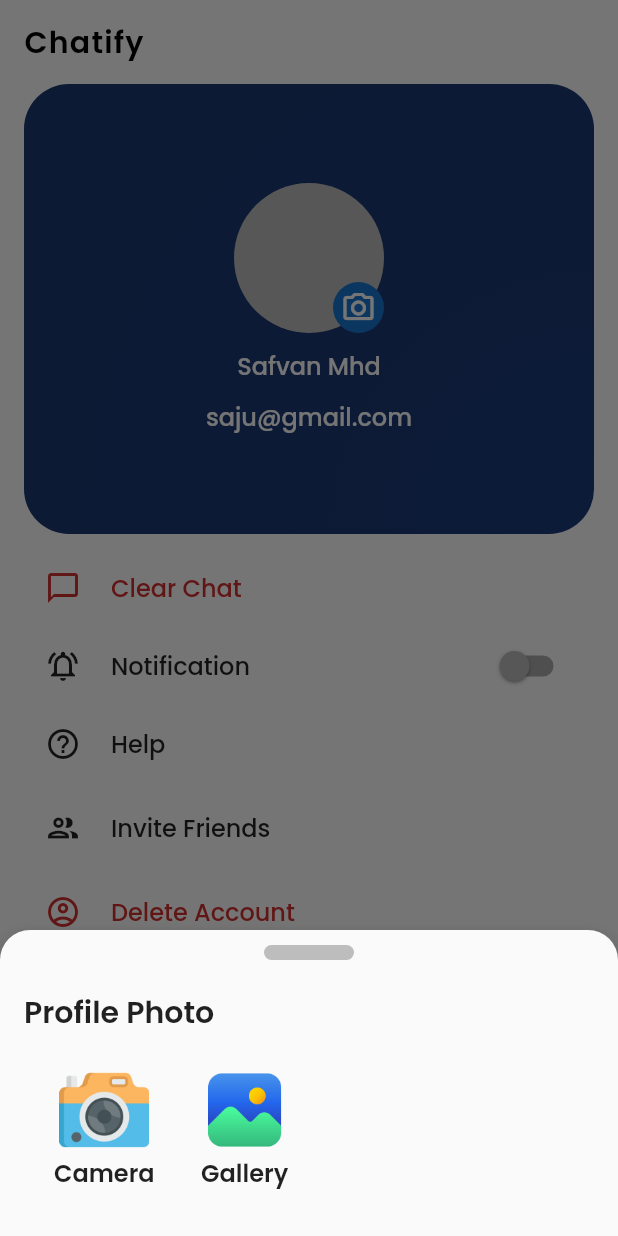
After one commit to safvansafvan/firebase_msg, a Flutter app: the HomeScreen screen opened directly, item 3 of the bottom bar chosen, scrolled down 68 dp, after a tap on the "camera alt" icon, on a phone screen of 412 x 824 dp. The commit adds this screen. Run offline on Flutter 3.47's test engine with Material 3 defaults, Android fonts, the phone set to English and light mode, and no system bars; drawn by our look-alikes of google_nav_bar; our stand-ins replace cloud_firestore, connectivity_plus, email_validator, firebase_auth, firebase_core, firebase_storage and 8 more; missing offline and left inert: aligned_dialog, email_otp; accounts and stored records are empty.

Commit message:
home base ui

```diff
--- /dev/null
+++ b/lib/controller/getx/global_controller.dart
@@ -0,0 +1,24 @@
+import 'dart:developer';
+import 'package:flutter/material.dart';
+import 'package:get/get.dart';
+
+class GlobalController extends GetxController
+    with GetSingleTickerProviderStateMixin {
+  late AnimationController animationController;
+
+  @override
+  onInit() {
+    animationController = AnimationController(
+      vsync: this,
+      duration: const Duration(milliseconds: 500),
+    );
+    super.onInit();
+  }
+
+  int currentIndex = 0;
+  void updateCurrentState(int v) {
+    currentIndex = v;
+    log(currentIndex.toString());
+    update();
+  }
+}
--- a/lib/main.dart
+++ b/lib/main.dart
@@ -1,10 +1,12 @@
 import 'package:firebase_core/firebase_core.dart';
 import 'package:firebase_msg/controller/getx/auth_controller.dart';
 import 'package:firebase_msg/controller/getx/connectivity_controller.dart';
+import 'package:firebase_msg/controller/getx/global_controller.dart';
 import 'package:firebase_msg/view/splash/splash_screen.dart';
 import 'package:flutter/material.dart';
 import 'package:get/get.dart';
 import 'package:get_storage/get_storage.dart';
+import 'package:google_fonts/google_fonts.dart';
 import 'firebase_options.dart';
 
 void main() async {
@@ -25,6 +27,7 @@ class MyApp extends StatelessWidget {
     return GetMaterialApp(
       title: 'chat app',
       theme: ThemeData(
+        fontFamily: GoogleFonts.poppins().fontFamily,
         scaffoldBackgroundColor: Colors.white,
         appBarTheme: const AppBarTheme(
             backgroundColor: Colors.white,
@@ -44,5 +47,6 @@ class InitControllers {
   static init() {
     Get.put(AuthController());
     Get.put(ConnectivityController());
+    Get.put(GlobalController());
   }
 }
--- a/lib/theme/button_style.dart
+++ b/lib/theme/button_style.dart
@@ -2,11 +2,11 @@ import 'package:firebase_msg/theme/colors.dart';
 import 'package:flutter/material.dart';
 
 ButtonStyle textButtonTheme = ButtonStyle(
-  overlayColor: MaterialStatePropertyAll(Colors.grey[300]),
-  foregroundColor: MaterialStatePropertyAll(textColor),
-  textStyle: MaterialStatePropertyAll(
+  overlayColor: WidgetStatePropertyAll(Colors.grey[300]),
+  foregroundColor: WidgetStatePropertyAll(textColor),
+  textStyle: WidgetStatePropertyAll(
       TextStyle(fontWeight: FontWeight.w500, fontSize: 14, color: textColor)),
-  shape: MaterialStatePropertyAll(
+  shape: WidgetStatePropertyAll(
     RoundedRectangleBorder(borderRadius: BorderRadius.circular(14)),
   ),
 );
--- a/lib/theme/colors.dart
+++ b/lib/theme/colors.dart
@@ -2,3 +2,5 @@ import 'package:flutter/material.dart';
 
 Color greenColor = const Color(0xff00B572);
 Color textColor = const Color(0xff395886);
+Color profileGr1 = const Color(0xff1A3A79);
+Color profileGr2 = const Color(0xff1C335C);
--- /dev/null
+++ b/lib/utils/app_bottom_nav.dart
@@ -0,0 +1,62 @@
+import 'package:firebase_msg/controller/getx/global_controller.dart';
+import 'package:firebase_msg/utils/vibrate.dart';
+import 'package:flutter/material.dart';
+import 'package:get/get.dart';
+import 'package:google_nav_bar/google_nav_bar.dart';
+
+class AppBottomNav extends StatelessWidget {
+  const AppBottomNav({
+    super.key,
+  });
+
+  @override
+  Widget build(BuildContext context) {
+    return Column(
+      mainAxisSize: MainAxisSize.min,
+      mainAxisAlignment: MainAxisAlignment.end,
+      children: [
+        Divider(
+          color: Colors.grey[200],
+        ),
+        Padding(
+          padding:
+              const EdgeInsets.symmetric(horizontal: 16).copyWith(bottom: 10),
+          child: GNav(
+              onTabChange: (value) {
+                phoneVibration();
+                Get.find<GlobalController>().updateCurrentState(value);
+              },
+              textStyle: TextStyle(
+                  fontWeight: FontWeight.w400,
+                  fontSize: 14,
+                  color: Colors.white.withOpacity(0.9)),
+              hoverColor: Colors.grey[300]!,
+              haptic: true,
+              tabBorderRadius: 20,
+              curve: Curves.ease,
+              duration: const Duration(milliseconds: 900),
+              gap: 10,
+              color: Colors.black87,
+              activeColor: Colors.white.withOpacity(0.8),
+              iconSize: 24,
+              tabBackgroundColor: Colors.black87,
+              padding: const EdgeInsets.symmetric(horizontal: 30, vertical: 8),
+              tabs: const [
+                GButton(
+                  icon: Icons.home_max_outlined,
+                  text: 'Home',
+                ),
+                GButton(
+                  icon: Icons.add_circle_outline_sharp,
+                  text: 'New Chat',
+                ),
+                GButton(
+                  icon: Icons.settings_rounded,
+                  text: 'Settings',
+                ),
+              ]),
+        ),
+      ],
+    );
+  }
+}
--- /dev/null
+++ b/lib/utils/show_bottom_sheet.dart
@@ -0,0 +1,25 @@
+import 'package:firebase_msg/controller/getx/global_controller.dart';
+import 'package:flutter/material.dart';
+import 'package:get/get.dart';
+
+Future<void> showAppBottomSheet(BuildContext context, Widget child) async {
+  await showModalBottomSheet(
+    elevation: 10,
+    isDismissible: true,
+    sheetAnimationStyle: AnimationStyle(
+        curve: Curves.ease,
+        duration: const Duration(milliseconds: 500),
+        reverseCurve: Curves.ease,
+        reverseDuration: const Duration(milliseconds: 400)),
+    shape: const RoundedRectangleBorder(
+      borderRadius: BorderRadius.only(
+        topLeft: Radius.circular(20),
+        topRight: Radius.circular(20),
+      ),
+    ),
+    transitionAnimationController:
+        Get.find<GlobalController>().animationController,
+    context: context,
+    builder: (context) => child,
+  );
+}
--- a/lib/view/home/home.dart
+++ b/lib/view/home/home.dart
@@ -1,10 +1,40 @@
+import 'package:firebase_msg/controller/getx/global_controller.dart';
+import 'package:firebase_msg/utils/app_bottom_nav.dart';
+import 'package:firebase_msg/view/home/screens/home_chat.dart';
+import 'package:firebase_msg/view/home/screens/new_chat.dart';
+import 'package:firebase_msg/view/home/screens/settings.dart';
 import 'package:flutter/material.dart';
+import 'package:get/get.dart';
 
-class HomeScreen extends StatelessWidget {
+class HomeScreen extends StatefulWidget {
   const HomeScreen({super.key});
 
   @override
+  State<HomeScreen> createState() => _HomeScreenState();
+}
+
+class _HomeScreenState extends State<HomeScreen> {
+  final List body = [const HomeChat(), const NewChat(), const Settings()];
+  @override
   Widget build(BuildContext context) {
-    return const Placeholder();
+    return Scaffold(
+      appBar: AppBar(
+        centerTitle: false,
+        title: const Text(
+          'Chatify',
+          style: TextStyle(
+            fontWeight: FontWeight.w600,
+            fontSize: 20,
+            letterSpacing: 0.8,
+          ),
+        ),
+      ),
+      body: GetBuilder<GlobalController>(
+        builder: (controller) {
+          return body[controller.currentIndex];
+        },
+      ),
+      bottomNavigationBar: const AppBottomNav(),
+    );
   }
 }
--- /dev/null
+++ b/lib/view/home/screens/home_chat.dart
@@ -0,0 +1,67 @@
+import 'package:flutter/material.dart';
+
+class HomeChat extends StatelessWidget {
+  const HomeChat({
+    super.key,
+  });
+
+  @override
+  Widget build(BuildContext context) {
+    return Padding(
+      padding: const EdgeInsets.symmetric(horizontal: 16, vertical: 8),
+      child: ListView(
+        children: [
+          TextField(
+            cursorColor: Colors.black87,
+            style: const TextStyle(
+              color: Colors.black87,
+              fontWeight: FontWeight.w600,
+              fontSize: 14,
+            ),
+            decoration: InputDecoration(
+              contentPadding: const EdgeInsets.only(left: 20),
+              hintText: 'Search...',
+              fillColor: Colors.grey[300],
+              filled: true,
+              border: OutlineInputBorder(
+                borderRadius: BorderRadius.circular(20),
+                borderSide: BorderSide.none,
+              ),
+            ),
+          ),
+          SizedBox(
+            height: 100,
+            child: ListView.builder(
+              padding: EdgeInsets.zero,
+              shrinkWrap: true,
+              scrollDirection: Axis.horizontal,
+              itemCount: 10,
+              itemBuilder: (context, index) {
+                return Padding(
+                  padding: const EdgeInsets.symmetric(horizontal: 8.0),
+                  child: CircleAvatar(
+                    radius: 40,
+                    backgroundColor: Colors.grey[300],
+                  ),
+                );
+              },
+            ),
+          ),
+          ListView.builder(
+            physics: const NeverScrollableScrollPhysics(),
+            shrinkWrap: true,
+            itemCount: 30,
+            itemBuilder: (context, index) => Padding(
+              padding: const EdgeInsets.all(8.0),
+              child: Container(
+                height: 50,
+                width: 100,
+                color: Colors.grey[200],
+              ),
+            ),
+          )
+        ],
+      ),
+    );
+  }
+}
--- /dev/null
+++ b/lib/view/home/screens/new_chat.dart
@@ -0,0 +1,21 @@
+import 'package:flutter/material.dart';
+
+class NewChat extends StatelessWidget {
+  const NewChat({super.key});
+
+  @override
+  Widget build(BuildContext context) {
+    return ListView.builder(
+      shrinkWrap: true,
+      itemCount: 30,
+      itemBuilder: (context, index) => Padding(
+        padding: const EdgeInsets.all(8.0),
+        child: Container(
+          height: 50,
+          width: 100,
+          color: Colors.grey[200],
+        ),
+      ),
+    );
+  }
+}
--- /dev/null
+++ b/lib/view/home/screens/settings.dart
@@ -0,0 +1,14 @@
+import 'package:firebase_msg/view/widget/profile_widget/settings_fields.dart';
+import 'package:firebase_msg/view/widget/profile_widget/user_details_card.dart';
+import 'package:flutter/material.dart';
+
+class Settings extends StatelessWidget {
+  const Settings({super.key});
+
+  @override
+  Widget build(BuildContext context) {
+    return Column(
+      children: [UserCard(), SettingsFields()],
+    );
+  }
+}
--- a/lib/view/splash/splash_screen.dart
+++ b/lib/view/splash/splash_screen.dart
@@ -1,6 +1,5 @@
 import 'package:firebase_msg/controller/getx/auth_controller.dart';
 import 'package:firebase_msg/utils/app_lottie_view.dart';
-import 'package:firebase_msg/view/landing_screen/landing_screen.dart';
 import 'package:flutter/material.dart';
 import 'package:get/get.dart';
 
--- /dev/null
+++ b/lib/view/widget/profile_widget/settings_fields.dart
@@ -0,0 +1,139 @@
+import 'package:firebase_msg/theme/colors.dart';
+import 'package:firebase_msg/utils/vibrate.dart';
+import 'package:flutter/material.dart';
+
+class SettingsFields extends StatelessWidget {
+  const SettingsFields({super.key});
+
+  @override
+  Widget build(BuildContext context) {
+    return Expanded(
+      child: SingleChildScrollView(
+        clipBehavior: Clip.antiAliasWithSaveLayer,
+        scrollDirection: Axis.vertical,
+        child: Padding(
+          padding: const EdgeInsets.only(top: 20, bottom: 10),
+          child: Column(
+            children: [
+              CardWidget(
+                icon: Icons.privacy_tip_outlined,
+                label: 'Privacy',
+                tap: () {
+                  phoneVibration();
+                },
+              ),
+              CardWidget(
+                icon: Icons.chat_bubble_outline_outlined,
+                label: 'Clear Chat',
+                tap: () {
+                  phoneVibration();
+                },
+                isRedText: true,
+              ),
+              const CardWidget(
+                icon: Icons.notifications_active_outlined,
+                label: 'Notification',
+                action: true,
+              ),
+              CardWidget(
+                icon: Icons.help_outline_outlined,
+                label: 'Help',
+                tap: () {
+                  phoneVibration();
+                },
+              ),
+              CardWidget(
+                icon: Icons.group_outlined,
+                label: 'Invite Friends',
+                tap: () {
+                  phoneVibration();
+                },
+              ),
+              CardWidget(
+                icon: Icons.account_circle_outlined,
+                label: 'Delete Account',
+                tap: () {
+                  phoneVibration();
+                },
+                isRedText: true,
+              ),
+              CardWidget(
+                icon: Icons.info_outline,
+                label: 'About',
+                tap: () {
+                  phoneVibration();
+                },
+              ),
+              CardWidget(
+                icon: Icons.logout_outlined,
+                label: 'Logout',
+                tap: () {
+                  phoneVibration();
+                },
+              ),
+            ],
+          ),
+        ),
+      ),
+    );
+  }
+}
+
+class CardWidget extends StatelessWidget {
+  const CardWidget(
+      {super.key,
+      required this.icon,
+      required this.label,
+      this.tap,
+      this.action,
+      this.isRedText});
+
+  final IconData icon;
+  final String label;
+  final Function()? tap;
+  final bool? isRedText;
+  final bool? action;
+
+  @override
+  Widget build(BuildContext context) {
+    return InkWell(
+      onTap: tap,
+      child: Padding(
+        padding: EdgeInsets.symmetric(
+            horizontal: 30, vertical: action == true ? 0 : 16),
+        child: Row(
+          crossAxisAlignment: CrossAxisAlignment.center,
+          mainAxisAlignment: MainAxisAlignment.spaceBetween,
+          children: [
+            Wrap(
+              children: [
+                Icon(icon,
+                    color:
+                        isRedText == true ? Colors.red[700] : Colors.black87),
+                const SizedBox(width: 20),
+                Text(
+                  label,
+                  style: TextStyle(
+                      fontWeight: FontWeight.w500,
+                      fontSize: 16,
+                      color:
+                          isRedText == true ? Colors.red[700] : Colors.black87),
+                ),
+              ],
+            ),
+            action == true
+                ? Switch(
+                    activeColor: profileGr1,
+                    hoverColor: Colors.blue[400],
+                    inactiveThumbColor: Colors.grey[400],
+                    splashRadius: 20,
+                    value: false,
+                    onChanged: (value) {},
+                  )
+                : const SizedBox()
+          ],
+        ),
+      ),
+    );
+  }
+}
--- /dev/null
+++ b/lib/view/widget/profile_widget/upate_profile_sheet.dart
@@ -0,0 +1,81 @@
+import 'package:firebase_msg/utils/show_bottom_sheet.dart';
+import 'package:flutter/material.dart';
+
+Future<void> updateProfileBottomSheet(BuildContext context) async {
+  await showAppBottomSheet(
+      context,
+      Padding(
+        padding: const EdgeInsets.symmetric(horizontal: 16, vertical: 10),
+        child: Column(
+          crossAxisAlignment: CrossAxisAlignment.center,
+          mainAxisSize: MainAxisSize.min,
+          children: [
+            Container(
+              width: 60,
+              height: 10,
+              decoration: BoxDecoration(
+                  borderRadius: BorderRadius.circular(10),
+                  color: Colors.grey[400]),
+            ),
+            const Padding(
+              padding: EdgeInsets.symmetric(vertical: 20),
+              child: Align(
+                alignment: Alignment.topLeft,
+                child: Text(
+                  'Profile Photo',
+                  style: TextStyle(fontSize: 20, fontWeight: FontWeight.w600),
+                ),
+              ),
+            ),
+            Padding(
+              padding: const EdgeInsets.symmetric(horizontal: 20)
+                  .copyWith(bottom: 20),
+              child: Row(
+                children: [
+                  InkWell(
+                    onTap: () {},
+                    child: Column(
+                      children: [
+                        SizedBox(
+                          height: 60,
+                          width: 60,
+                          child: Image.asset('assets/icons/camera.png',
+                              fit: BoxFit.cover),
+                        ),
+                        const Text(
+                          'Camera',
+                          style: TextStyle(
+                              fontWeight: FontWeight.w600, fontSize: 16),
+                        )
+                      ],
+                    ),
+                  ),
+                  const SizedBox(width: 30),
+                  InkWell(
+                    onTap: () {},
+                    child: Column(
+                      children: [
+                        SizedBox(
+                          height: 60,
+                          width: 60,
+                          child: ClipRRect(
+                            borderRadius: BorderRadius.circular(20),
+                            child: Image.asset('assets/icons/picture.png',
+                                fit: BoxFit.cover),
+                          ),
+                        ),
+                        const Text(
+                          'Gallery',
+                          style: TextStyle(
+                              fontWeight: FontWeight.w600, fontSize: 16),
+                        )
+                      ],
+                    ),
+                  )
+                ],
+              ),
+            )
+          ],
+        ),
+      ));
+}
--- /dev/null
+++ b/lib/view/widget/profile_widget/user_details_card.dart
@@ -0,0 +1,74 @@
+import 'package:firebase_msg/theme/colors.dart';
+import 'package:firebase_msg/utils/vibrate.dart';
+import 'package:firebase_msg/view/widget/profile_widget/upate_profile_sheet.dart';
+import 'package:flutter/material.dart';
+
+class UserCard extends StatelessWidget {
+  const UserCard({
+    super.key,
+  });
+
+  @override
+  Widget build(BuildContext context) {
+    return Container(
+      margin: const EdgeInsets.symmetric(horizontal: 16),
+      height: 300,
+      width: double.infinity,
+      decoration: BoxDecoration(
+        borderRadius: BorderRadius.circular(30),
+        gradient: RadialGradient(
+            radius: 10,
+            tileMode: TileMode.clamp,
+            center: Alignment.bottomRight,
+            colors: [
+              profileGr1,
+              profileGr2,
+              Colors.black,
+            ]),
+      ),
+      child: Column(
+        mainAxisAlignment: MainAxisAlignment.center,
+        children: [
+          Stack(
+            clipBehavior: Clip.none,
+            children: [
+              CircleAvatar(
+                backgroundColor: Colors.grey[400],
+                radius: 50,
+              ),
+              Positioned(
+                bottom: 0,
+                right: 0,
+                child: InkWell(
+                  onTap: () async {
+                    phoneVibration();
+                    await updateProfileBottomSheet(context);
+                  },
+                  child: const CircleAvatar(
+                    radius: 17,
+                    child: Icon(Icons.camera_alt_outlined),
+                  ),
+                ),
+              )
+            ],
+          ),
+          const Padding(
+            padding: EdgeInsets.symmetric(vertical: 10),
+            child: Text(
+              'Safvan Mhd',
+              style: TextStyle(
+                  fontWeight: FontWeight.w500,
+                  fontSize: 16,
+                  color: Colors.white),
+            ),
+          ),
+          const Text(
+            'saju@gmail.com',
+            style: TextStyle(
+                fontWeight: FontWeight.w500, fontSize: 16, color: Colors.white),
+          ),
+        ],
+      ),
+    );
+  }
+}
--- a/pubspec.yaml
+++ b/pubspec.yaml
@@ -29,6 +29,8 @@ dependencies:
   vibration: ^1.3.0
   google_sign_in: ^6.2.1
   email_otp: ^3.0.2
+  google_nav_bar: 5.0.6
+  google_fonts: ^6.2.1
 dev_dependencies:
   flutter_test:
     sdk: flutter
```
Also changed, not shown: assets/icons/camera.png (added), assets/icons/picture.png (added), pubspec.lock.
